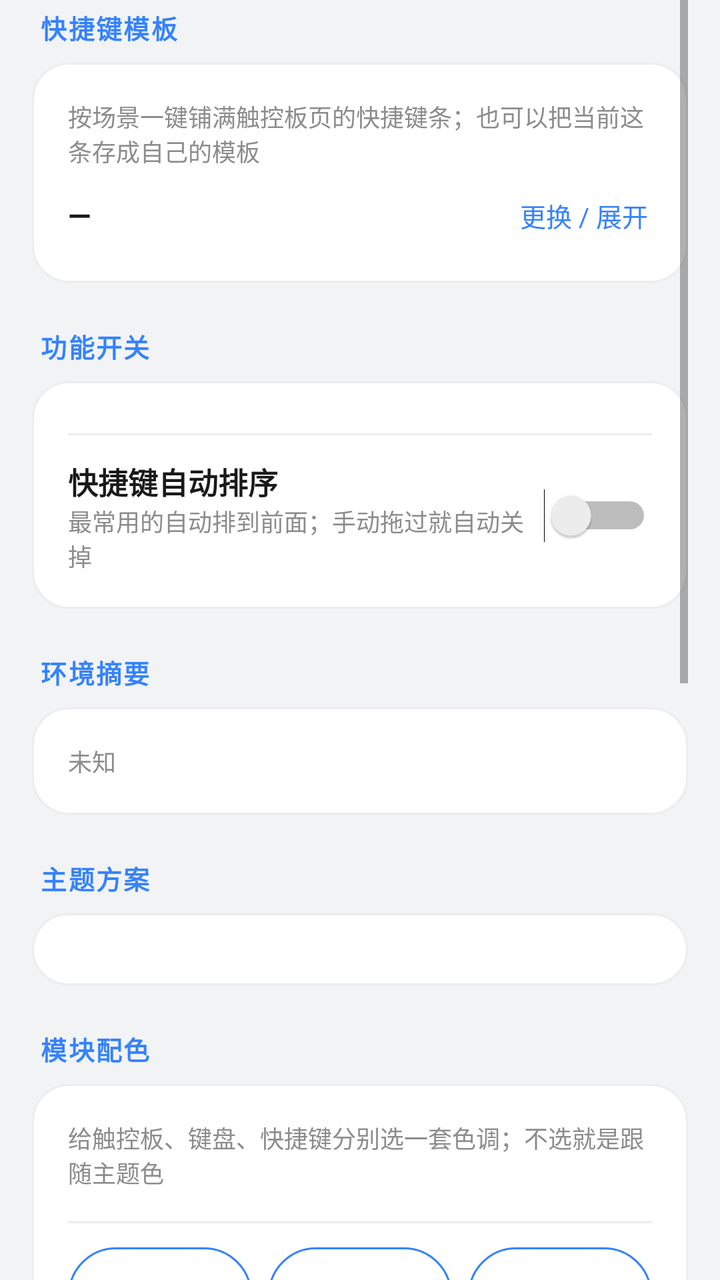
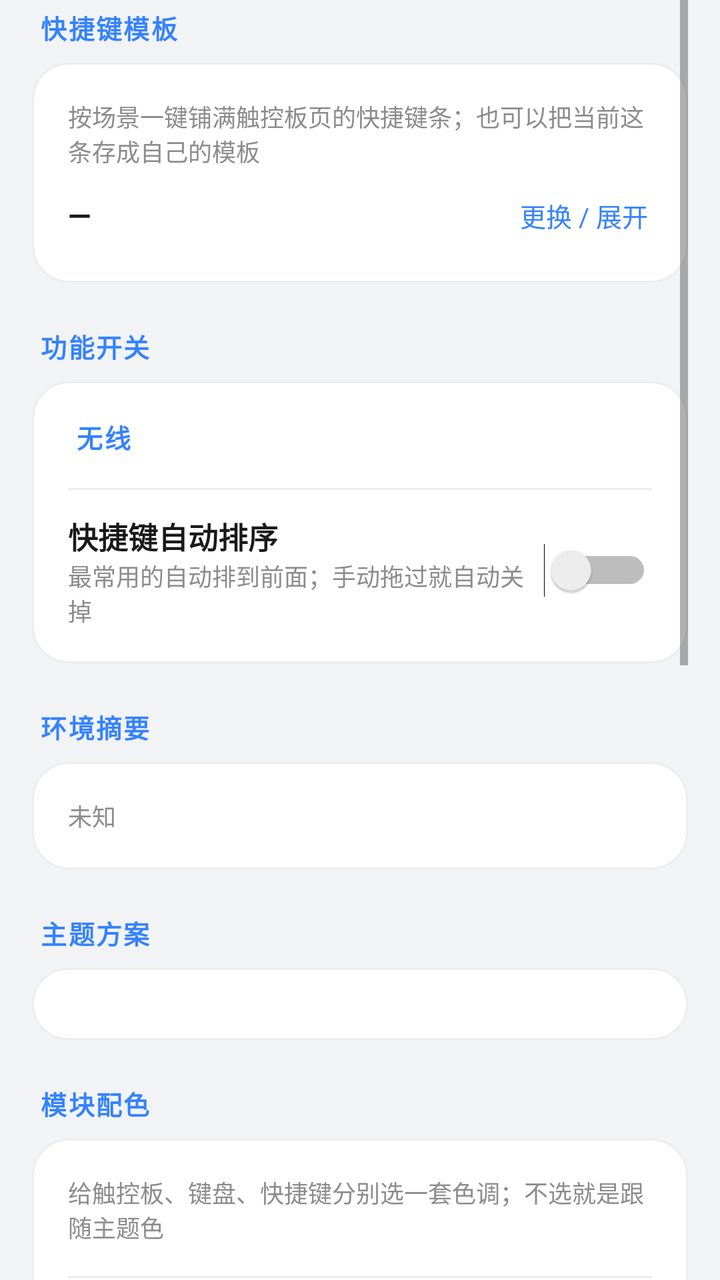

Compare the two renders of this Android layout. The source of the first and the diff that turns it into the second are given below.
<!-- AndroidManifest.xml: application theme Theme.AllPeriph -->
<!-- res/layout/page_settings.xml -->
<?xml version="1.0" encoding="utf-8"?>
<ScrollView xmlns:android="http://schemas.android.com/apk/res/android"
    android:id="@+id/pageSettings"
    android:layout_width="match_parent"
    android:layout_height="match_parent"
    android:clipToPadding="false"
    android:fillViewport="true"
    android:paddingStart="16dp"
    android:paddingEnd="16dp"
    android:paddingBottom="96dp">

    <LinearLayout
        android:layout_width="match_parent"
        android:layout_height="wrap_content"
        android:orientation="vertical"
        android:paddingTop="4dp">

        
        <TextView
            style="@style/APSectionTitle"
            android:layout_width="wrap_content"
            android:layout_height="wrap_content"
            android:text="快捷键模板" />

        <LinearLayout
            style="@style/APCard"
            android:layout_width="match_parent"
            android:layout_height="wrap_content"
            android:orientation="vertical">

            <TextView
                android:layout_width="match_parent"
                android:layout_height="wrap_content"
                android:text="按场景一键铺满触控板页的快捷键条；也可以把当前这条存成自己的模板"
                android:textAppearance="@style/APTextCaption" />

            <LinearLayout
                android:id="@+id/rowTemplateCurrent"
                android:layout_width="match_parent"
                android:layout_height="wrap_content"
                android:gravity="center_vertical"
                android:orientation="horizontal"
                android:paddingTop="8dp">

                <TextView
                    android:id="@+id/tvTemplateCurrent"
                    android:layout_width="0dp"
                    android:layout_height="wrap_content"
                    android:layout_weight="1"
                    android:text="—"
                    android:textAppearance="@style/APTextSubtitle" />

                <TextView
                    android:id="@+id/btnToggleTemplates"
                    android:layout_width="wrap_content"
                    android:layout_height="wrap_content"
                    android:paddingStart="12dp"
                    android:paddingTop="6dp"
                    android:paddingEnd="2dp"
                    android:paddingBottom="6dp"
                    android:text="更换 / 展开"
                    android:textColor="@color/md_primary"
                    android:textSize="13sp" />
            </LinearLayout>

            <LinearLayout
                android:id="@+id/templatesBox"
                android:layout_width="match_parent"
                android:layout_height="wrap_content"
                android:orientation="vertical"
                android:paddingTop="10dp"
                android:visibility="gone" />
        </LinearLayout>

        
        <TextView
            style="@style/APSectionTitle"
            android:layout_width="wrap_content"
            android:layout_height="wrap_content"
            android:paddingTop="10dp"
            android:text="功能开关" />

        <LinearLayout
            style="@style/APCard"
            android:layout_width="match_parent"
            android:layout_height="wrap_content"
            android:orientation="vertical">

            <LinearLayout
                android:id="@+id/rowsModules"
                android:layout_width="match_parent"
                android:layout_height="wrap_content"
                android:orientation="vertical" />

            <View
                android:layout_width="match_parent"
                android:layout_height="1dp"
                android:layout_marginTop="8dp"
                android:background="@color/card_stroke" />

            <LinearLayout
                android:layout_width="match_parent"
                android:layout_height="wrap_content"
                android:gravity="center_vertical"
                android:orientation="horizontal"
                android:paddingTop="12dp">

                <LinearLayout
                    android:layout_width="0dp"
                    android:layout_height="wrap_content"
                    android:layout_weight="1"
                    android:orientation="vertical">

                    <TextView
                        android:layout_width="wrap_content"
                        android:layout_height="wrap_content"
                        android:text="快捷键自动排序"
                        android:textAppearance="@style/APTextSubtitle" />

                    <TextView
                        android:layout_width="match_parent"
                        android:layout_height="wrap_content"
                        android:text="最常用的自动排到前面；手动拖过就自动关掉"
                        android:textAppearance="@style/APTextCaption" />
                </LinearLayout>

                <Switch
                    android:id="@+id/swHotkeySort"
                    android:layout_width="wrap_content"
                    android:layout_height="wrap_content" />
            </LinearLayout>
        </LinearLayout>

        
        <TextView
            style="@style/APSectionTitle"
            android:layout_width="wrap_content"
            android:layout_height="wrap_content"
            android:paddingTop="10dp"
            android:text="环境摘要" />

        <LinearLayout
            style="@style/APCard"
            android:layout_width="match_parent"
            android:layout_height="wrap_content"
            android:orientation="vertical">

            <TextView
                android:id="@+id/tvDiag"
                android:layout_width="match_parent"
                android:layout_height="wrap_content"
                android:text="@string/common_unknown"
                android:textAppearance="@style/APTextCaption" />
        </LinearLayout>

        
        <TextView
            style="@style/APSectionTitle"
            android:layout_width="wrap_content"
            android:layout_height="wrap_content"
            android:paddingTop="10dp"
            android:text="主题方案" />

        <LinearLayout
            style="@style/APCard"
            android:layout_width="match_parent"
            android:layout_height="wrap_content"
            android:orientation="vertical">

            <LinearLayout
                android:id="@+id/themeBox"
                android:layout_width="match_parent"
                android:layout_height="wrap_content"
                android:orientation="horizontal" />
        </LinearLayout>

        
        <TextView
            style="@style/APSectionTitle"
            android:layout_width="wrap_content"
            android:layout_height="wrap_content"
            android:paddingTop="10dp"
            android:text="模块配色" />

        <LinearLayout
            style="@style/APCard"
            android:layout_width="match_parent"
            android:layout_height="wrap_content"
            android:orientation="vertical">

            <TextView
                android:layout_width="match_parent"
                android:layout_height="wrap_content"
                android:text="给触控板、键盘、快捷键分别选一套色调；不选就是跟随主题色"
                android:textAppearance="@style/APTextCaption" />

            <LinearLayout
                android:id="@+id/skinBox"
                android:layout_width="match_parent"
                android:layout_height="wrap_content"
                android:orientation="vertical"
                android:paddingTop="8dp" />

            <View
                android:layout_width="match_parent"
                android:layout_height="1dp"
                android:layout_marginTop="8dp"
                android:background="@color/card_stroke" />

            <LinearLayout
                android:layout_width="match_parent"
                android:layout_height="wrap_content"
                android:orientation="horizontal"
                android:paddingTop="12dp">

                <Button
                    android:id="@+id/btnExportTheme"
                    style="@style/APButtonGhost"
                    android:layout_width="0dp"
                    android:layout_height="wrap_content"
                    android:layout_weight="1"
                    android:text="导出" />

                <Button
                    android:id="@+id/btnImportTheme"
                    style="@style/APButtonGhost"
                    android:layout_width="0dp"
                    android:layout_height="wrap_content"
                    android:layout_weight="1"
                    android:layout_marginStart="8dp"
                    android:text="导入" />

                <Button
                    android:id="@+id/btnShareTheme"
                    style="@style/APButtonGhost"
                    android:layout_width="0dp"
                    android:layout_height="wrap_content"
                    android:layout_weight="1"
                    android:layout_marginStart="8dp"
                    android:text="分享" />
            </LinearLayout>
        </LinearLayout>

        
        <TextView
            style="@style/APSectionTitle"
            android:layout_width="wrap_content"
            android:layout_height="wrap_content"
            android:paddingTop="10dp"
            android:text="背景与手感" />

        <LinearLayout
            style="@style/APCard"
            android:layout_width="match_parent"
            android:layout_height="wrap_content"
            android:orientation="vertical">

            <TextView
                android:layout_width="match_parent"
                android:layout_height="wrap_content"
                android:text="背景可换纯色或相册里的图片；动效快慢、震动强弱、按键音色整体调"
                android:textAppearance="@style/APTextCaption" />

            <LinearLayout
                android:id="@+id/fxBox"
                android:layout_width="match_parent"
                android:layout_height="wrap_content"
                android:orientation="vertical"
                android:paddingTop="8dp" />
        </LinearLayout>

        
        <TextView
            style="@style/APSectionTitle"
            android:layout_width="wrap_content"
            android:layout_height="wrap_content"
            android:paddingTop="10dp"
            android:text="@string/section_settings" />

        <LinearLayout
            style="@style/APCard"
            android:layout_width="match_parent"
            android:layout_height="wrap_content"
            android:orientation="vertical">

            <Button
                android:id="@+id/btnBattery"
                style="@style/APButtonGhost"
                android:layout_width="match_parent"
                android:layout_height="wrap_content"
                android:text="@string/action_battery_whitelist" />

            <Button
                android:id="@+id/btnRefresh"
                style="@style/APButtonGhost"
                android:layout_width="match_parent"
                android:layout_height="wrap_content"
                android:layout_marginTop="8dp"
                android:text="@string/action_refresh" />
        </LinearLayout>
    </LinearLayout>
</ScrollView>
<!-- resources referenced by this layout -->
<resources>
  <color name="card_stroke">#FFEDEDED</color>
  <color name="md_primary">#FF3482FF</color>
  <string name="action_battery_whitelist">加入白名单</string>
  <string name="action_refresh">重新检测</string>
  <string name="common_unknown">未知</string>
  <string name="section_settings">设置</string>
  <style name="APButtonGhost">
          <item name="android:background">@drawable/bg_btn_ghost</item>
          <item name="android:textColor">@color/md_primary</item>
          <item name="android:textSize">15sp</item>
          <item name="android:paddingStart">22dp</item>
          <item name="android:paddingEnd">22dp</item>
          <item name="android:paddingTop">13dp</item>
          <item name="android:paddingBottom">13dp</item>
          <item name="android:letterSpacing">0.02</item>
          <item name="android:stateListAnimator">@null</item>
      </style>
  <style name="APCard">
          <item name="android:background">@drawable/bg_card</item>
          <item name="android:orientation">vertical</item>
          <item name="android:padding">18dp</item>
          <item name="android:layout_marginBottom">12dp</item>
      </style>
  <style name="APSectionTitle">
          <item name="android:textSize">13sp</item>
          <item name="android:textStyle">bold</item>
          <item name="android:textColor">@color/md_primary</item>
          <item name="android:letterSpacing">0.06</item>
          <item name="android:paddingStart">4dp</item>
          <item name="android:paddingBottom">8dp</item>
      </style>
  <style name="APTextCaption">
          <item name="android:textSize">12sp</item>
          <item name="android:textColor">@color/md_on_surface_variant</item>
      </style>
  <style name="APTextSubtitle">
          <item name="android:textSize">15sp</item>
          <item name="android:textStyle">bold</item>
          <item name="android:textColor">@color/md_on_surface</item>
      </style>
  <style name="Theme.AllPeriph" parent="@android:style/Theme.Material.Light.NoActionBar">
          <item name="android:windowBackground">@color/md_background</item>
          <item name="android:colorBackground">@color/md_background</item>
          <item name="android:colorPrimary">@color/md_primary</item>
          <item name="android:colorAccent">@color/md_primary</item>
          <item name="android:statusBarColor">@color/md_background</item>
          <item name="android:navigationBarColor">@color/md_background</item>
          <item name="android:windowLightStatusBar">true</item>
          <item name="android:windowLightNavigationBar">true</item>
          <item name="android:windowNoTitle">true</item>
          <item name="android:windowActionBar">false</item>
      </style>
  <!-- drawable bg_btn_ghost (drawable) -->
  <?xml version="1.0" encoding="utf-8"?>
  <selector xmlns:android="http://schemas.android.com/apk/res/android">
      <item android:state_pressed="true">
          <shape android:shape="rectangle">
              <solid android:color="@color/md_primary_container" />
              <corners android:radius="999dp" />
              <stroke android:width="1dp" android:color="@color/md_primary" />
          </shape>
      </item>
      <item>
          <shape android:shape="rectangle">
              <solid android:color="@android:color/transparent" />
              <corners android:radius="999dp" />
              <stroke android:width="1dp" android:color="@color/md_primary" />
          </shape>
      </item>
  </selector>
  <!-- drawable bg_card (drawable) -->
  <?xml version="1.0" encoding="utf-8"?>
  <shape xmlns:android="http://schemas.android.com/apk/res/android" android:shape="rectangle">
      <solid android:color="@color/md_surface" />
      <corners android:radius="18dp" />
      <stroke android:width="1dp" android:color="@color/card_stroke" />
  </shape>
  <color name="md_on_surface_variant">#FF8C8C8C</color>
  <color name="md_on_surface">#FF191919</color>
  <color name="md_background">#FFF2F3F5</color>
  <color name="md_primary_container">#FFE8F0FF</color>
  <color name="md_surface">#FFFFFFFF</color>
</resources>

<!-- the commit's change to res/layout/page_settings.xml (unified diff, before → after) -->
@@ -86,11 +86,67 @@
             android:layout_height="wrap_content"
             android:orientation="vertical">
 
-            <LinearLayout
-                android:id="@+id/rowsModules"
-                android:layout_width="match_parent"
-                android:layout_height="wrap_content"
-                android:orientation="vertical" />
+            
+            <LinearLayout
+                android:id="@+id/groupWifi"
+                android:layout_width="match_parent"
+                android:layout_height="wrap_content"
+                android:orientation="vertical">
+
+                <TextView
+                    style="@style/APSectionTitle"
+                    android:layout_width="wrap_content"
+                    android:layout_height="wrap_content"
+                    android:text="无线" />
+
+                <LinearLayout
+                    android:id="@+id/rowsWifi"
+                    android:layout_width="match_parent"
+                    android:layout_height="wrap_content"
+                    android:orientation="vertical" />
+            </LinearLayout>
+
+            <LinearLayout
+                android:id="@+id/groupBt"
+                android:layout_width="match_parent"
+                android:layout_height="wrap_content"
+                android:orientation="vertical"
+                android:visibility="gone">
+
+                <TextView
+                    style="@style/APSectionTitle"
+                    android:layout_width="wrap_content"
+                    android:layout_height="wrap_content"
+                    android:paddingTop="10dp"
+                    android:text="蓝牙" />
+
+                <LinearLayout
+                    android:id="@+id/rowsBt"
+                    android:layout_width="match_parent"
+                    android:layout_height="wrap_content"
+                    android:orientation="vertical" />
+            </LinearLayout>
+
+            <LinearLayout
+                android:id="@+id/groupUsb"
+                android:layout_width="match_parent"
+                android:layout_height="wrap_content"
+                android:orientation="vertical"
+                android:visibility="gone">
+
+                <TextView
+                    style="@style/APSectionTitle"
+                    android:layout_width="wrap_content"
+                    android:layout_height="wrap_content"
+                    android:paddingTop="10dp"
+                    android:text="有线（USB）" />
+
+                <LinearLayout
+                    android:id="@+id/rowsUsb"
+                    android:layout_width="match_parent"
+                    android:layout_height="wrap_content"
+                    android:orientation="vertical" />
+            </LinearLayout>
 
             <View
                 android:layout_width="match_parent"
